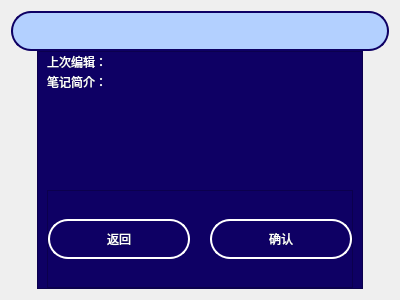
The window that noteentrymodal.ui (zrdumped/PaperPlusEBook) describes before a commit, drawn with Qt 5.
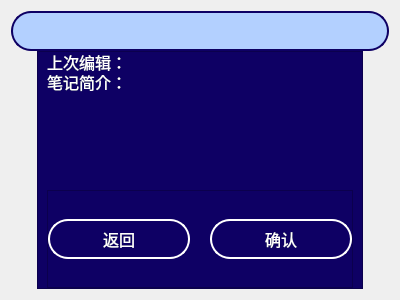
The same window after the commit.

Patch:
```diff
--- a/noteentrymodal.ui
+++ b/noteentrymodal.ui
@@ -60,6 +60,11 @@
           <height>20</height>
          </size>
         </property>
+        <property name="font">
+         <font>
+          <pointsize>12</pointsize>
+         </font>
+        </property>
         <property name="text">
          <string>上次编辑：</string>
         </property>
@@ -92,6 +97,11 @@
           <height>20</height>
          </size>
         </property>
+        <property name="font">
+         <font>
+          <pointsize>12</pointsize>
+         </font>
+        </property>
         <property name="text">
          <string>笔记简介：</string>
         </property>
@@ -135,6 +145,11 @@
              <height>40</height>
             </size>
            </property>
+           <property name="font">
+            <font>
+             <pointsize>12</pointsize>
+            </font>
+           </property>
            <property name="styleSheet">
             <string notr="true">QPushButton{background-color: rgb(14, 0, 100); border-radius: 20px;  border:2px solid white;}</string>
            </property>
@@ -151,6 +166,11 @@
              <height>40</height>
             </size>
            </property>
+           <property name="font">
+            <font>
+             <pointsize>12</pointsize>
+            </font>
+           </property>
            <property name="styleSheet">
             <string notr="true">QPushButton{background-color: rgb(14, 0, 100); border-radius: 20px;  border:2px solid white;}</string>
            </property>
```
Left out of the diff: 15 changed lines with no effect on the pictures.
